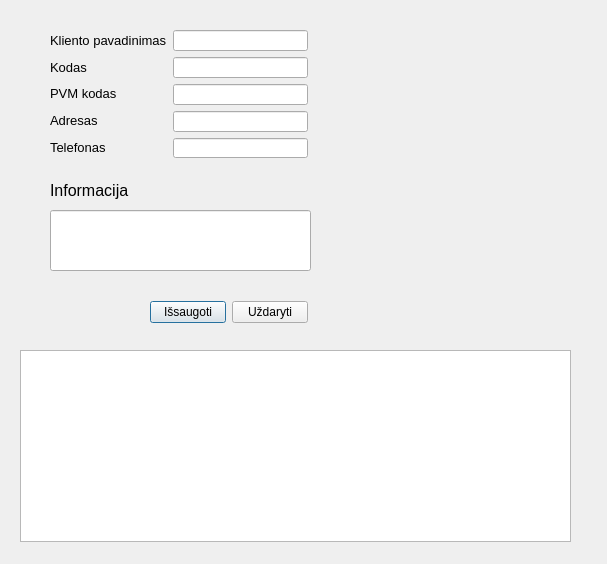
Old version of the form duombaze/naujasklientas.ui in the repository Tautvydas2019/Diplomas.
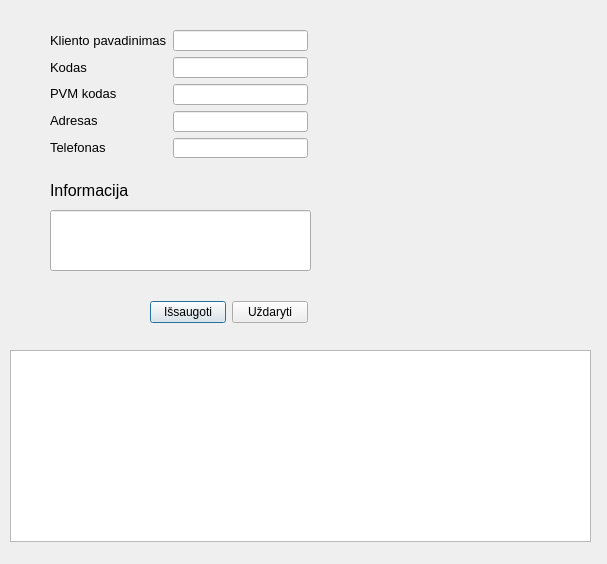
New version of the form.

Commit message: changed to view/model based table design

Patch:
```diff
--- a/duombaze/naujasklientas.ui
+++ b/duombaze/naujasklientas.ui
@@ -147,12 +147,12 @@
     </item>
    </layout>
   </widget>
-  <widget class="QTableWidget" name="tableWidget">
+  <widget class="QTableView" name="tableView">
    <property name="geometry">
     <rect>
-     <x>20</x>
+     <x>10</x>
      <y>350</y>
-     <width>551</width>
+     <width>581</width>
      <height>192</height>
     </rect>
    </property>
```
The commit also changes 7 other files.
